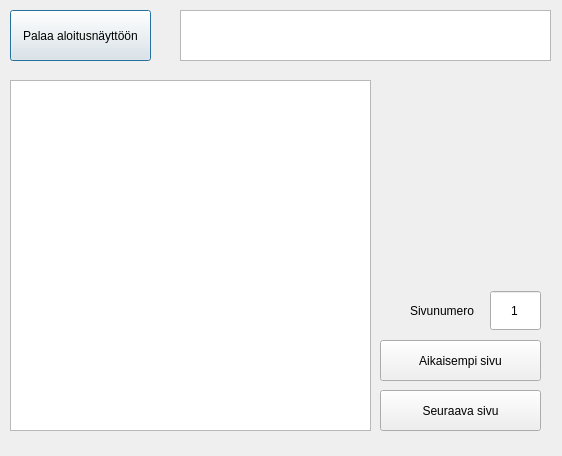
Qt form PankkiAutomaatti/exe/selaatilitapahtumia.ui (banksimul2022/group2) before a commit.
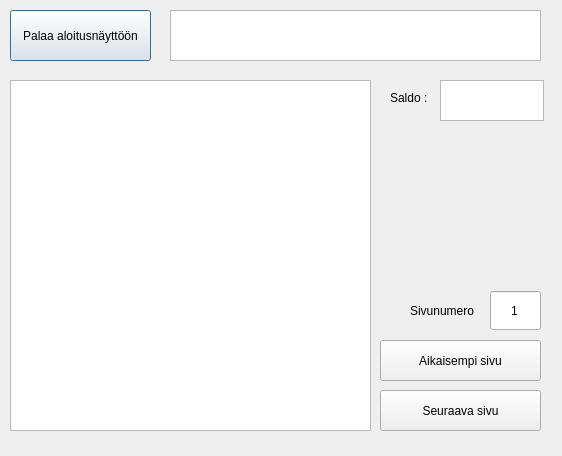
The same form after that commit.

What changed in the file:
```diff
--- a/PankkiAutomaatti/exe/selaatilitapahtumia.ui
+++ b/PankkiAutomaatti/exe/selaatilitapahtumia.ui
@@ -33,16 +33,6 @@
     <string>Palaa aloitusnäyttöön</string>
    </property>
   </widget>
-  <widget class="QListWidget" name="listWidget">
-   <property name="geometry">
-    <rect>
-     <x>180</x>
-     <y>10</y>
-     <width>371</width>
-     <height>51</height>
-    </rect>
-   </property>
-  </widget>
   <widget class="QPushButton" name="aikaisempi">
    <property name="geometry">
     <rect>
@@ -670,6 +660,48 @@
     </rect>
    </property>
   </widget>
+  <widget class="QTextEdit" name="textEdit_2">
+   <property name="geometry">
+    <rect>
+     <x>170</x>
+     <y>10</y>
+     <width>371</width>
+     <height>51</height>
+    </rect>
+   </property>
+   <property name="readOnly">
+    <bool>true</bool>
+   </property>
+  </widget>
+  <widget class="QLabel" name="label_2">
+   <property name="geometry">
+    <rect>
+     <x>390</x>
+     <y>90</y>
+     <width>49</width>
+     <height>16</height>
+    </rect>
+   </property>
+   <property name="text">
+    <string>Saldo :</string>
+   </property>
+  </widget>
+  <widget class="QTextEdit" name="textEdit_3">
+   <property name="geometry">
+    <rect>
+     <x>440</x>
+     <y>80</y>
+     <width>104</width>
+     <height>41</height>
+    </rect>
+   </property>
+   <property name="layoutDirection">
+    <enum>Qt::LeftToRight</enum>
+   </property>
+   <property name="readOnly">
+    <bool>true</bool>
+   </property>
+  </widget>
  </widget>
  <resources/>
  <connections/>
```
